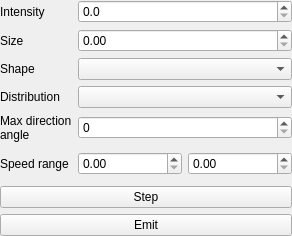
The window that applications/ParticlesEditor/src/SceneTab/EmitterWidget.ui (AluminiumRat/mtt) describes before a commit, drawn with Qt 5.
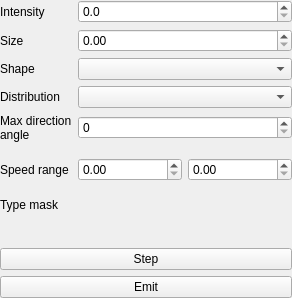
The same window after the commit.

Commit message: typeMask added to EmitterObject

What changed in the file:
```diff
--- a/applications/ParticlesEditor/src/SceneTab/EmitterWidget.ui
+++ b/applications/ParticlesEditor/src/SceneTab/EmitterWidget.ui
@@ -7,7 +7,7 @@
     <x>0</x>
     <y>0</y>
     <width>292</width>
-    <height>236</height>
+    <height>298</height>
    </rect>
   </property>
   <property name="windowTitle">
@@ -249,6 +249,29 @@
      </item>
     </layout>
    </item>
+   <item>
+    <layout class="QHBoxLayout" name="typeMaskLayout">
+     <item>
+      <widget class="QLabel" name="typeMaskLabel">
+       <property name="sizePolicy">
+        <sizepolicy hsizetype="Preferred" vsizetype="Preferred">
+         <horstretch>1</horstretch>
+         <verstretch>0</verstretch>
+        </sizepolicy>
+       </property>
+       <property name="text">
+        <string>Type mask</string>
+       </property>
+       <property name="alignment">
+        <set>Qt::AlignLeading|Qt::AlignLeft|Qt::AlignTop</set>
+       </property>
+       <property name="wordWrap">
+        <bool>true</bool>
+       </property>
+      </widget>
+     </item>
+    </layout>
+   </item>
    <item>
     <widget class="QPushButton" name="stepButton">
      <property name="text">
```
The commit also changes 13 other files.
